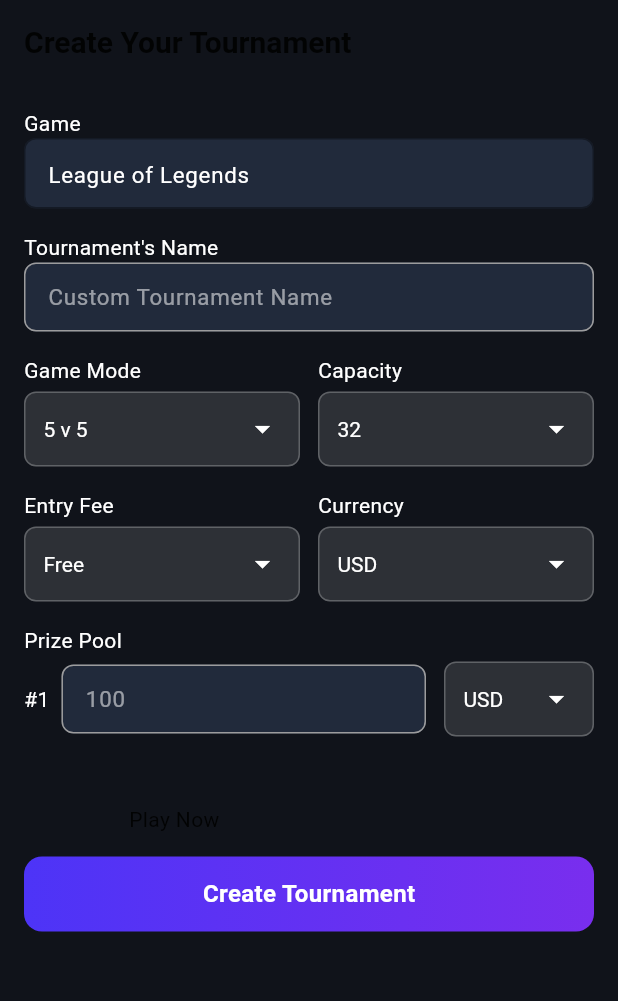
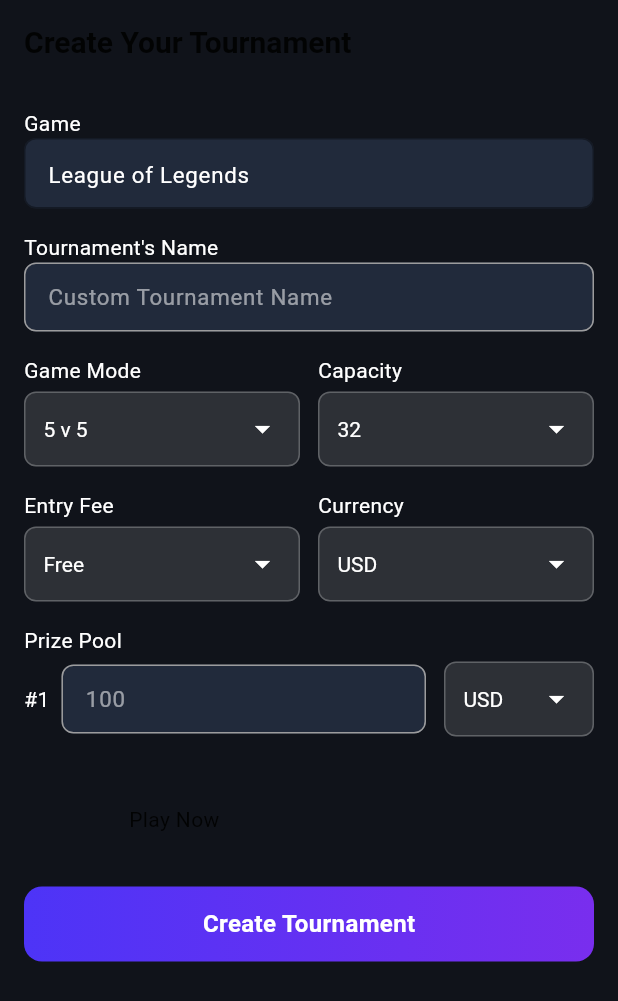
Before and after one commit to iambhabha/BattleNest, a Flutter app: the screen it shows after launch, on a phone screen of 412 x 824 dp. Shown: the top 1001 px of the screen. Run offline on Flutter 3.47's test engine with Material 3 defaults, Android fonts, the phone set to English and light mode, and no system bars; our stand-ins replace firebase_auth, firebase_core, firebase_remote_config, flutter_mobx, flutter_screenutil, get_it and 3 more; missing offline and left inert: neopop; accounts and stored records are empty; generated files the repository leaves out were written again.

Commit message:
bew chang

```diff
--- a/lib/ui/screens/auth/login_screen.dart
+++ b/lib/ui/screens/auth/login_screen.dart
@@ -324,7 +324,15 @@
                     child: Text('Play Now'),
                   ),
                 ),
-               GradientButton(text: "Create Tournament", onPressed: () {})
+                const SizedBox(height: 20),
+                GradientButton(
+                  text: "Create Tournament",
+                  onPressed: () {},
+                  showShimmer: true,
+                  shimmerColor: Colors.white,
+                  shimmerWidth: 150,
+                  shimmerDuration: const Duration(milliseconds: 2000),
+                ),
               ],
             ),
           ),
```
Lines whose indentation alone changed are shown as unchanged.
